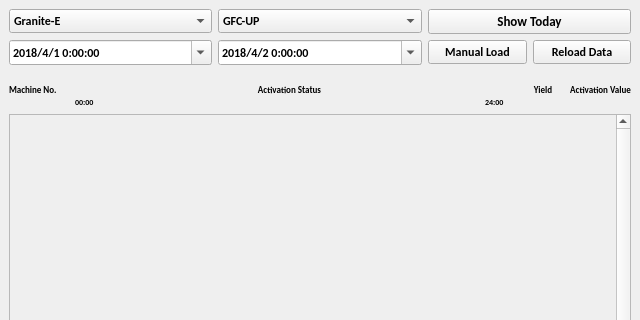
Qt form face/activation_monitor.ui (zylo117/ZombieZoo) before a commit; both pictures show x 0 to 640 and y 0 to 320 of the 640 by 480 pixel window.
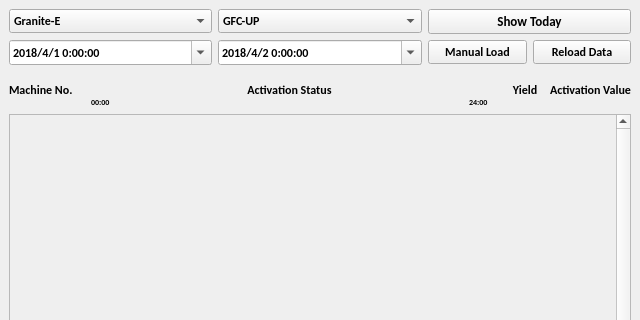
The same form after that commit. Icons and pictures are not drawn.

```diff
--- a/face/activation_monitor.ui
+++ b/face/activation_monitor.ui
@@ -254,7 +254,7 @@
         <property name="font">
          <font>
           <family>Calibri</family>
-          <pointsize>7</pointsize>
+          <pointsize>9</pointsize>
           <weight>75</weight>
           <bold>true</bold>
          </font>
@@ -301,7 +301,7 @@
         <property name="font">
          <font>
           <family>Calibri</family>
-          <pointsize>7</pointsize>
+          <pointsize>9</pointsize>
           <weight>75</weight>
           <bold>true</bold>
          </font>
@@ -351,7 +351,7 @@
         <property name="font">
          <font>
           <family>Calibri</family>
-          <pointsize>7</pointsize>
+          <pointsize>9</pointsize>
           <weight>75</weight>
           <bold>true</bold>
          </font>
@@ -369,7 +369,7 @@
         <property name="font">
          <font>
           <family>Calibri</family>
-          <pointsize>7</pointsize>
+          <pointsize>9</pointsize>
           <weight>75</weight>
           <bold>true</bold>
          </font>
```
Left out of the diff: 2 changed lines with no effect on the pictures.
